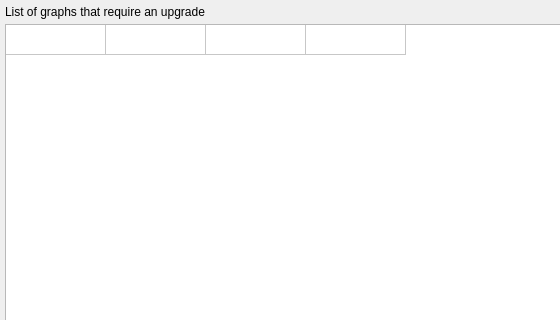
Old version of the form Gems/ScriptCanvas/Code/Editor/View/Windows/Tools/UpgradeTool/View.ui in the repository accesspointmg/org.o3de.repo.scriptcanvas; both pictures show x 0 to 560 and y 0 to 320 of the 1363 by 770 pixel window.
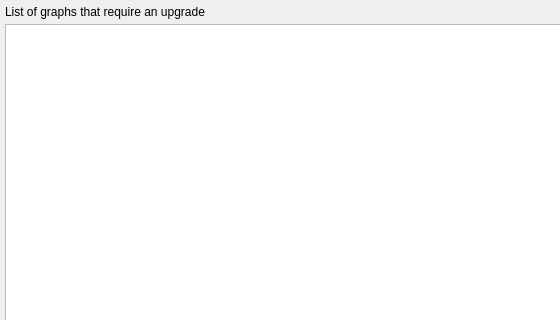
New version of the form. Custom widgets are drawn as their Qt base class.

Commit message:
Fix upgrade tool extra row issue (#13044)
* Fix upgrade tool extra row issue

* Fix scan progress bar not showing up issue

```diff
--- a/Gems/ScriptCanvas/Code/Editor/View/Windows/Tools/UpgradeTool/View.ui
+++ b/Gems/ScriptCanvas/Code/Editor/View/Windows/Tools/UpgradeTool/View.ui
@@ -96,9 +96,6 @@
          <property name="showGrid">
           <bool>true</bool>
          </property>
-         <property name="rowCount">
-          <number>1</number>
-         </property>
          <property name="columnCount">
           <number>4</number>
          </property>
@@ -126,7 +123,6 @@
          <attribute name="verticalHeaderStretchLastSection">
           <bool>false</bool>
          </attribute>
-         <row/>
          <column>
           <property name="text">
            <string>Asset</string>
```
The commit also changes 2 other files.
